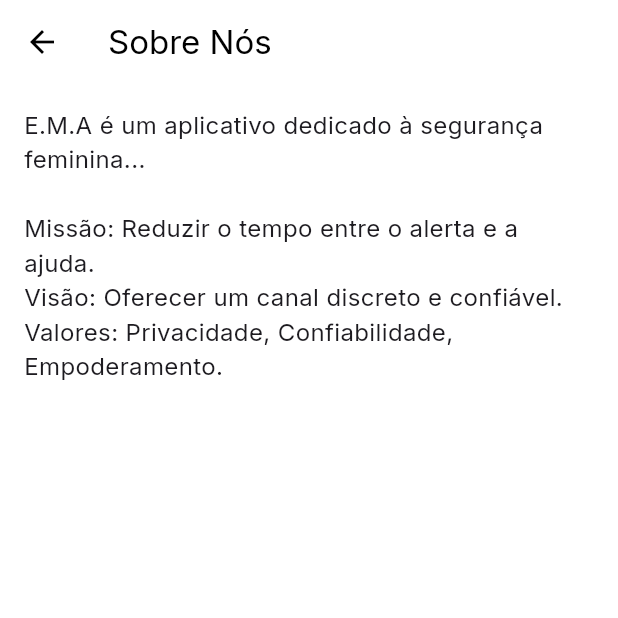
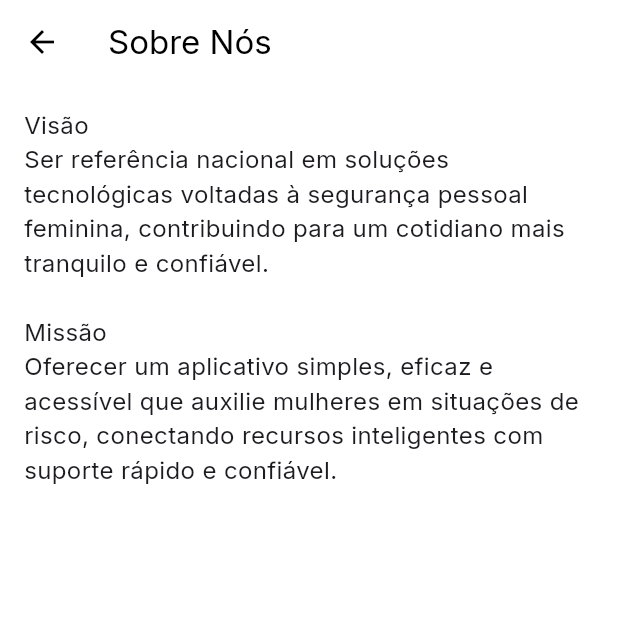
Before and after one commit to yannynz/ema_app, a Flutter app: the AboutScreen screen opened by its route, on a phone screen of 412 x 824 dp, the top half of it. Run offline on Flutter 3.47's test engine with Material 3 defaults, Android fonts, the phone set to English and light mode, and no system bars; our stand-ins replace flutter_riverpod, get_it, google_fonts, injectable; generated files the repository leaves out were written again.

Commit message:
Versão 0.0.6

```diff
--- a/lib/features/navigation/home_screen.dart
+++ b/lib/features/navigation/home_screen.dart
@@ -17,9 +17,9 @@ class HomeScreen extends StatefulWidget {
 class _HomeScreenState extends State<HomeScreen> {
   int _currentIndex = 0;
   static const List<Widget> _screens = <Widget>[
+    ContactsScreen(),
     SosScreen(),
     LocationScreen(),
-    ContactsScreen(),
     TipsScreen(),
     ChatScreen(),
   ];
@@ -38,9 +38,9 @@ class _HomeScreenState extends State<HomeScreen> {
         selectedItemColor: Theme.of(context).colorScheme.primary,
         unselectedItemColor: Colors.grey,
         items: const [
+          BottomNavigationBarItem(icon: Icon(Icons.contacts), label: 'Contatos'),
           BottomNavigationBarItem(icon: Icon(Icons.warning), label: 'SOS'),
           BottomNavigationBarItem(icon: Icon(Icons.location_on), label: 'Localização'),
-          BottomNavigationBarItem(icon: Icon(Icons.contacts), label: 'Contatos'),
           BottomNavigationBarItem(icon: Icon(Icons.lightbulb), label: 'Dicas'),
           BottomNavigationBarItem(icon: Icon(Icons.chat_bubble_outline), label: 'Chat'),
         ],
--- a/lib/features/settings/presentation/about_screen.dart
+++ b/lib/features/settings/presentation/about_screen.dart
@@ -10,10 +10,11 @@ class AboutScreen extends StatelessWidget {
       body: const Padding(
         padding: EdgeInsets.all(16.0),
         child: Text(
-          'E.M.A é um aplicativo dedicado à segurança feminina...'
-          '\n\nMissão: Reduzir o tempo entre o alerta e a ajuda.'
-          '\nVisão: Oferecer um canal discreto e confiável.'
-          '\nValores: Privacidade, Confiabilidade, Empoderamento.',
+          'Visão'
+          '\nSer referência nacional em soluções tecnológicas voltadas à segurança pessoal feminina, contribuindo para um cotidiano mais tranquilo e confiável.'
+          '\n '
+          '\nMissão'
+          '\nOferecer um aplicativo simples, eficaz e acessível que auxilie mulheres em situações de risco, conectando recursos inteligentes com suporte rápido e confiável.',
           style: TextStyle(fontSize: 16),
         ),
       ),
```
